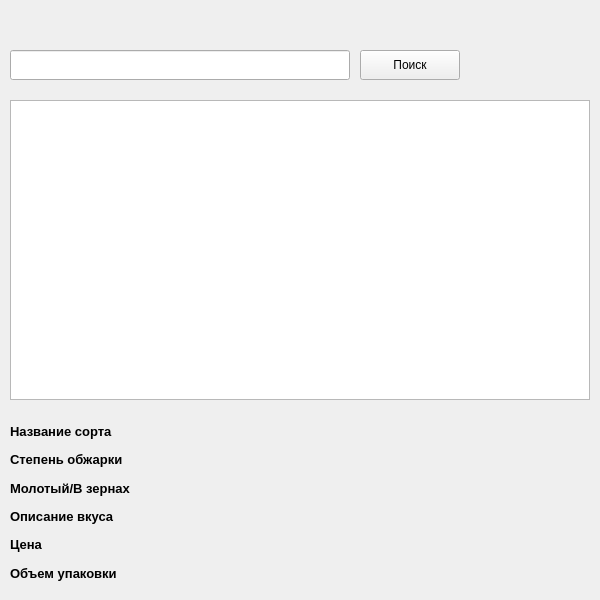
AndreiDuvakin/Cappuccino, file main.ui: the form before one commit.
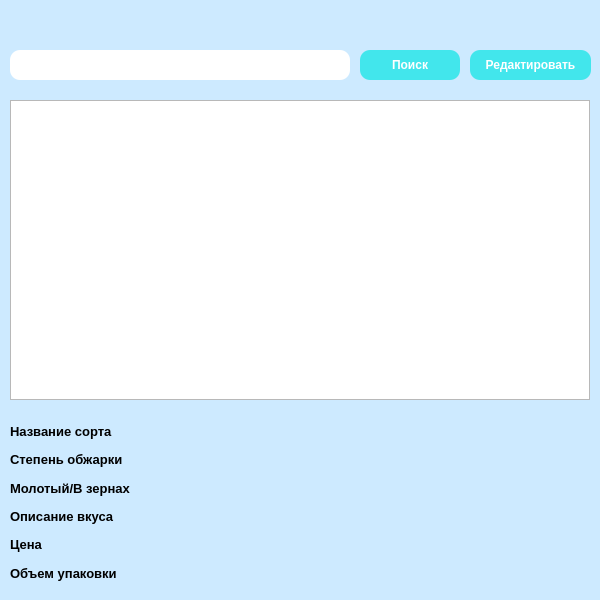
The form after the commit.

What changed in the file:
```diff
--- a/main.ui
+++ b/main.ui
@@ -23,7 +23,42 @@
    </size>
   </property>
   <property name="windowTitle">
-   <string>Эспрессо</string>
+   <string>Капучино</string>
+  </property>
+  <property name="styleSheet">
+   <string notr="true">QPushButton {
+background-color: #42e6ec;
+    width: 2px;
+    radius: 10px;
+    color: white;
+    border-radius: 10px;
+font: bold, Arial;
+}
+QMainWindow {
+background-color: #cdeaff;
+font: bold, Arial, 15px;
+}
+QLineEdit {
+    border-radius: 10px;
+font: bord, Arial, 15px;
+}
+QLabel {font: bold, Arial, 15px;
+}
+QPushButton:pressed {
+    background-color: #42d4da;
+    border-style: inset;
+}
+QMainWindow {
+background-color: #cdeaff;
+}
+QTextBrowser {
+font: bold, Arial, 12px;
+background-color: #e0f5ff;
+border-color: black;
+border-radius: 10px;}
+QStatusBar {
+font: font: bold, Arial, 8px;
+color: red;}</string>
   </property>
   <widget class="QWidget" name="centralwidget">
    <widget class="QLineEdit" name="lineEdit">
@@ -84,6 +119,7 @@
          <family>Arial</family>
          <pointsize>9</pointsize>
          <weight>75</weight>
+         <italic>false</italic>
          <bold>true</bold>
         </font>
        </property>
@@ -99,6 +135,7 @@
          <family>Arial</family>
          <pointsize>9</pointsize>
          <weight>75</weight>
+         <italic>false</italic>
          <bold>true</bold>
         </font>
        </property>
@@ -114,6 +151,7 @@
          <family>Arial</family>
          <pointsize>9</pointsize>
          <weight>75</weight>
+         <italic>false</italic>
          <bold>true</bold>
         </font>
        </property>
@@ -129,6 +167,7 @@
          <family>Arial</family>
          <pointsize>9</pointsize>
          <weight>75</weight>
+         <italic>false</italic>
          <bold>true</bold>
         </font>
        </property>
@@ -144,6 +183,7 @@
          <family>Arial</family>
          <pointsize>9</pointsize>
          <weight>75</weight>
+         <italic>false</italic>
          <bold>true</bold>
         </font>
        </property>
@@ -159,6 +199,7 @@
          <family>Arial</family>
          <pointsize>9</pointsize>
          <weight>75</weight>
+         <italic>false</italic>
          <bold>true</bold>
         </font>
        </property>
@@ -169,7 +210,7 @@
      </item>
     </layout>
    </widget>
-   <widget class="QWidget" name="">
+   <widget class="QWidget" name="layoutWidget">
     <property name="geometry">
      <rect>
       <x>10</x>
@@ -194,6 +235,7 @@
          <family>Arial</family>
          <pointsize>10</pointsize>
          <weight>75</weight>
+         <italic>false</italic>
          <bold>true</bold>
         </font>
        </property>
@@ -209,6 +251,7 @@
          <family>Arial</family>
          <pointsize>10</pointsize>
          <weight>75</weight>
+         <italic>false</italic>
          <bold>true</bold>
         </font>
        </property>
@@ -224,6 +267,7 @@
          <family>Arial</family>
          <pointsize>10</pointsize>
          <weight>75</weight>
+         <italic>false</italic>
          <bold>true</bold>
         </font>
        </property>
@@ -239,6 +283,7 @@
          <family>Arial</family>
          <pointsize>10</pointsize>
          <weight>75</weight>
+         <italic>false</italic>
          <bold>true</bold>
         </font>
        </property>
@@ -254,6 +299,7 @@
          <family>Arial</family>
          <pointsize>10</pointsize>
          <weight>75</weight>
+         <italic>false</italic>
          <bold>true</bold>
         </font>
        </property>
@@ -269,6 +315,7 @@
          <family>Arial</family>
          <pointsize>10</pointsize>
          <weight>75</weight>
+         <italic>false</italic>
          <bold>true</bold>
         </font>
        </property>
@@ -279,6 +326,19 @@
      </item>
     </layout>
    </widget>
+   <widget class="QPushButton" name="pushButton_2">
+    <property name="geometry">
+     <rect>
+      <x>470</x>
+      <y>50</y>
+      <width>121</width>
+      <height>30</height>
+     </rect>
+    </property>
+    <property name="text">
+     <string>Редактировать</string>
+    </property>
+   </widget>
   </widget>
  </widget>
  <resources/>
```
